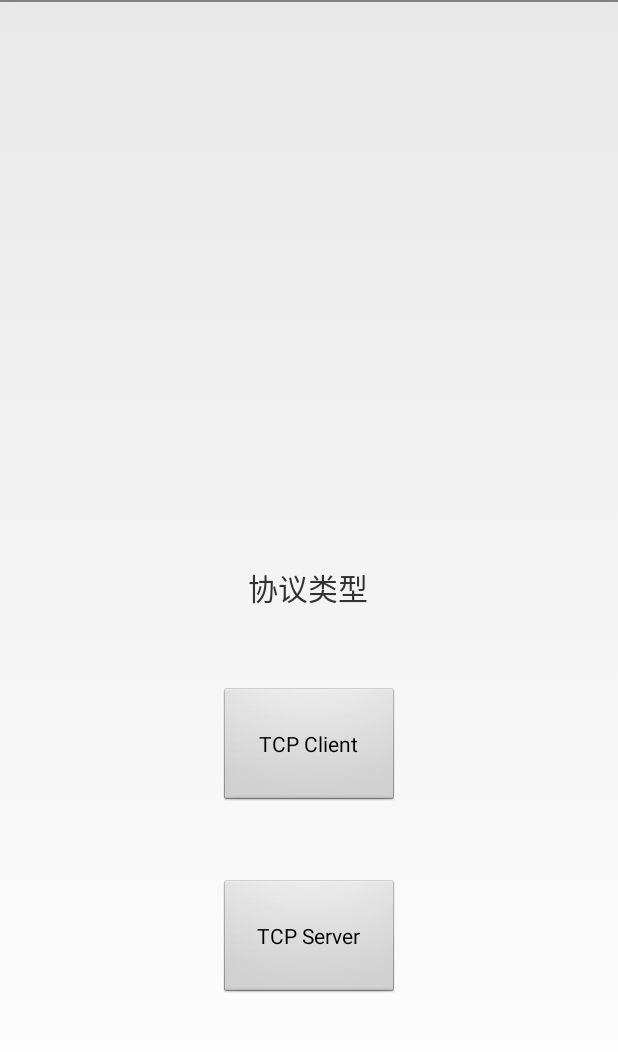
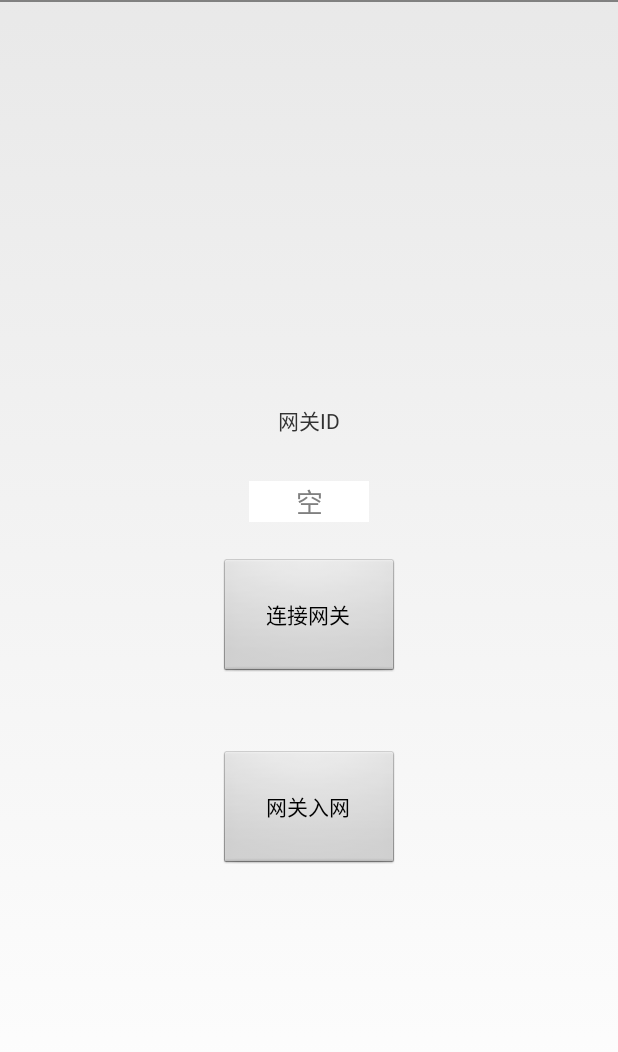
Before and after one commit to KihsonWong/RainbowApp, an Android app: the screen it shows after launch (MainActivity), on a phone screen of 412 x 824 dp, the part 36-1088 px from its top. Run offline under Robolectric (Android 15) with nearby library versions, the phone set to English and light mode, and no system bars.

Commit message:
update UI, and other functions.

```diff
--- a/app/src/main/java/com/rainbow/user/MainActivity.java
+++ b/app/src/main/java/com/rainbow/user/MainActivity.java
@@ -6,32 +6,64 @@ import android.os.Bundle;
 import android.view.View;
 import android.content.Intent;
 import android.view.View.OnClickListener;
+import android.widget.EditText;
+import android.widget.Toast;
+
+import static java.lang.System.currentTimeMillis;
+
 
 public class MainActivity extends Activity {
+
+    private EditText edtGateId = null;
+    private long mExitTime;
     @Override
     protected void onCreate(Bundle savedInstanceState) {
         super.onCreate(savedInstanceState);
         setContentView(R.layout.activity_main);
-        Button btnclient = findViewById(R.id.id_btn_client);
-        btnclient.setOnClickListener(new OnClickListener() {
+
+        edtGateId = findViewById(R.id.id_gateway);
+
+        Button btn_con_gateway = findViewById(R.id.id_btn_con_gateway);
+        btn_con_gateway.setOnClickListener(new OnClickListener() {
             @Override
             public void onClick(View v) {
                 Intent intent = new Intent(MainActivity.this,
-                        ClientActivity.class);
+                        ConnCloudActivity.class);
                 startActivity(intent);
-
             }
         });
 
-        Button btnserver = findViewById(R.id.id_btn_server);
-        btnserver.setOnClickListener(new OnClickListener() {
+        Button btn_gateway_in = findViewById(R.id.id_btn_gateway_in);
+        btn_gateway_in.setOnClickListener(new OnClickListener() {
             @Override
             public void onClick(View v) {
                 Intent intent = new Intent(MainActivity.this,
-                        ServerActivity.class);
-                startActivity(intent);
-
+                        GatewayInActivity.class);
+                startActivityForResult(intent, 1000);
+                //startActivity(intent);
             }
         });
     }
+
+    @Override
+    protected void onActivityResult(int requestCode,int resultCode,Intent data) {
+        super.onActivityResult(requestCode,resultCode,data);
+
+        if(requestCode == 1000 && resultCode == 1001){
+
+            String returnId = data.getStringExtra("returnId");
+
+            edtGateId.setText(returnId);
+        }
+    }
+
+    @Override
+    public void onBackPressed(){
+        if ((currentTimeMillis() - mExitTime) > 2000) {
+            mExitTime = currentTimeMillis();
+            Toast.makeText(this, "再按一次退出程序", Toast.LENGTH_SHORT).show();
+        } else {
+            this.finish();
+        }
+    }
 }
--- a/app/src/main/res/layout/activity_main.xml
+++ b/app/src/main/res/layout/activity_main.xml
@@ -4,32 +4,42 @@
     android:layout_height="match_parent"
     android:orientation="vertical">
 
+    <TextView
+        android:layout_width="wrap_content"
+        android:layout_height="wrap_content"
+        android:text="@string/gateway_id"
+        android:layout_marginBottom="30dp"
+        android:layout_above="@+id/id_gateway"
+        android:layout_centerHorizontal="true" />
+
+    <EditText
+        android:id="@+id/id_gateway"
+        android:layout_width="80dp"
+        android:layout_height="wrap_content"
+        android:gravity="center"
+        android:hint="@string/id_gateway"
+        android:layout_marginBottom="24dp"
+        android:layout_above="@+id/id_btn_con_gateway"
+        android:layout_centerHorizontal="true"
+        android:textColor="#2F4F4F"
+        android:background="#FFFFFF"/>
+
     <Button
-        android:id="@+id/id_btn_server"
+        android:id="@+id/id_btn_con_gateway"
+        android:layout_width="120dp"
+        android:layout_height="80dp"
+        android:layout_above="@+id/id_btn_gateway_in"
+        android:layout_centerHorizontal="true"
+        android:layout_marginBottom="48dp"
+        android:text="@string/id_btn_con_gateway" />
+
+    <Button
+        android:id="@+id/id_btn_gateway_in"
         android:layout_width="120dp"
         android:layout_height="80dp"
         android:layout_alignParentBottom="true"
         android:layout_centerHorizontal="true"
-        android:layout_marginBottom="134dp"
-        android:text="@string/id_btn_server" />
-
-    <Button
-        android:id="@+id/id_btn_client"
-        android:layout_width="120dp"
-        android:layout_height="80dp"
-        android:layout_above="@+id/id_btn_server"
-        android:layout_alignLeft="@+id/id_btn_server"
-        android:layout_marginBottom="48dp"
-        android:text="@string/id_btn_client" />
-
-    <TextView
-        android:layout_width="140dp"
-        android:layout_height="wrap_content"
-        android:layout_above="@+id/id_btn_client"
-        android:layout_alignLeft="@+id/id_btn_client"
-        android:layout_marginLeft="19dp"
-        android:layout_marginBottom="51dp"
-        android:text="@string/menu"
-        android:textSize="20sp" />
+        android:layout_marginBottom="220dp"
+        android:text="@string/id_btn_gateway_in" />
 
 </RelativeLayout>
--- a/app/src/main/res/values/strings.xml
+++ b/app/src/main/res/values/strings.xml
@@ -1,10 +1,14 @@
 <resources>
     <string name="app_name">Rainbow</string>
     <string name="hello_world">Hello world!</string>
+    <string name="id_btn_gateway_in">网关入网</string>
+    <string name="id_btn_con_gateway">连接网关</string>
     <string name="action_settings">Settings</string>
     <string name="menu">协议类型</string>
     <string name="id_btn_client">TCP Client</string>
     <string name="id_btn_server">TCP Server</string>
+    <string name="gateway_id">\网关ID</string>
+    <string name="id_gateway">空</string>
     <string name="ip_add">服务器IP地址:</string>
     <string name="socket_address">地址列表:</string>
     <string name="ip">192.168.0.104</string>
--- a/build.gradle
+++ b/build.gradle
@@ -7,7 +7,7 @@ buildscript {
         jcenter()
     }
     dependencies {
-        classpath 'com.android.tools.build:gradle:3.4.0'
+        classpath 'com.android.tools.build:gradle:3.3.2'
 
 
         // NOTE: Do not place your application dependencies here; they belong
```
Also changed, not shown: app/build.gradle (+4 -3 lines), app/src/main/AndroidManifest.xml (+3 -6 lines).
